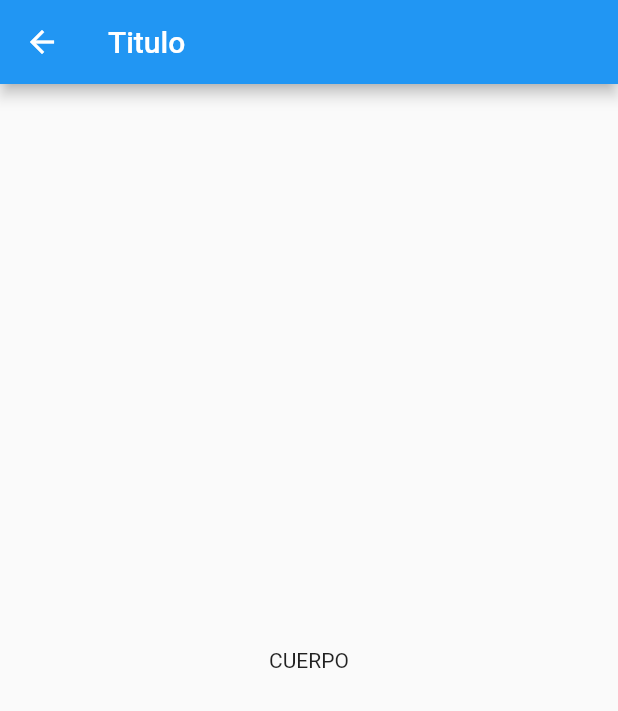
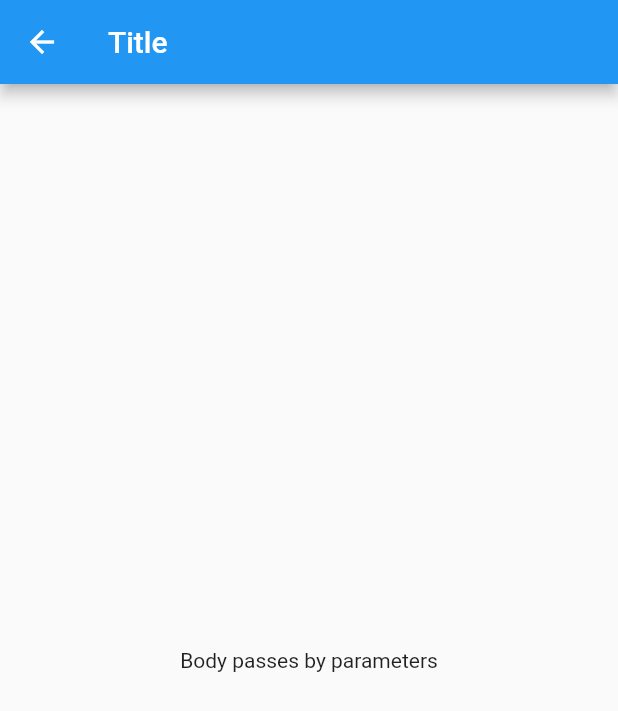
Before and after one commit to davicorpedev/learning, a Flutter app: the screen it shows after launch, after a tap on "Routes", on a phone screen of 412 x 824 dp. Shown: the top 711 px of the screen. Run offline on Flutter 3.47's test engine with Material 2 defaults, Android fonts, the phone set to English and light mode, and no system bars.

```diff
--- a/lib/presentation/app.dart
+++ b/lib/presentation/app.dart
@@ -42,7 +42,10 @@ class App extends StatelessWidget {
                   Navigator.pushNamed(
                     context,
                     routePageRoute,
-                    arguments: RoutePageArguments("Titulo", "CUERPO"),
+                    arguments: RoutePageArguments(
+                      "Title",
+                      "Body passes by parameters",
+                    ),
                   );
                 },
               ),
--- a/lib/presentation/pages/provider/widgets/counter_controller.dart
+++ b/lib/presentation/pages/provider/widgets/counter_controller.dart
@@ -11,7 +11,7 @@ class CounterController extends StatelessWidget {
   Widget build(BuildContext context) {
     return ChangeNotifierProvider<CounterProvider?>(
       create: (_) => provider,
-      child: Consumer<CounterProvider>(
+      child: Consumer<CounterProvider?>(
         builder: (_, provider, __) {
           return ListTile(
             title: Row(
@@ -21,10 +21,10 @@ class CounterController extends StatelessWidget {
                 ElevatedButton(
                   child: Icon(Icons.remove),
                   onPressed: () {
-                    provider.decrease();
+                    provider!.decrease();
                   },
                 ),
-                Text("${provider.counter}"),
+                Text("${provider!.counter}"),
                 ElevatedButton(
                   child: Icon(Icons.add),
                   onPressed: () {
```
Also changed, not shown: 1 other file.
